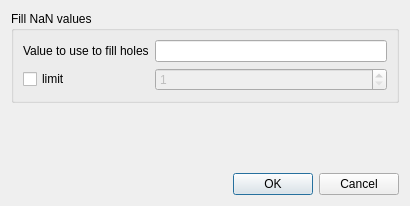
First picture: the form in src/DAGui/Dialog/DADialogDataFrameFillna.ui, repository czyt1988/data-workbench, before the edit.
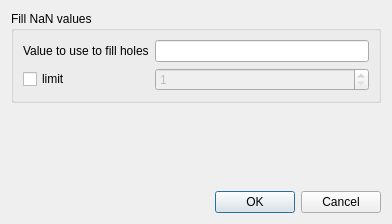
Second picture: the form after the edit. Icons and pictures are not drawn.

What changed in the file:
```diff
--- a/src/DAGui/Dialog/DADialogDataFrameFillna.ui
+++ b/src/DAGui/Dialog/DADialogDataFrameFillna.ui
@@ -6,8 +6,8 @@
    <rect>
     <x>0</x>
     <y>0</y>
-    <width>410</width>
-    <height>206</height>
+    <width>392</width>
+    <height>224</height>
    </rect>
   </property>
   <property name="windowTitle">
```
Left out of the diff: 4 changed lines with no effect on the pictures.
